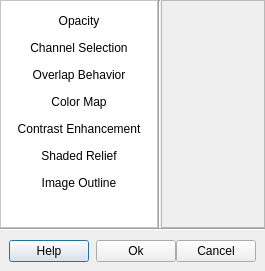
Before: the Qt Designer form src/terralib/qt/widgets/se/ui/RasterSymbolizerDialogForm.ui in claudiobogossian/terralib5, drawn with Qt 5.
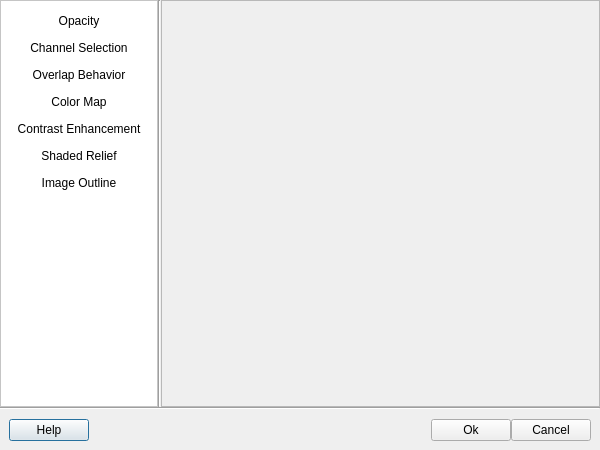
After: the same form once the commit is applied.

Commit message: raster symbolizer dialogs

```diff
--- a/src/terralib/qt/widgets/se/ui/RasterSymbolizerDialogForm.ui
+++ b/src/terralib/qt/widgets/se/ui/RasterSymbolizerDialogForm.ui
@@ -6,16 +6,43 @@
    <rect>
     <x>0</x>
     <y>0</y>
-    <width>265</width>
-    <height>271</height>
+    <width>600</width>
+    <height>450</height>
    </rect>
   </property>
+  <property name="sizePolicy">
+   <sizepolicy hsizetype="Fixed" vsizetype="Fixed">
+    <horstretch>0</horstretch>
+    <verstretch>0</verstretch>
+   </sizepolicy>
+  </property>
+  <property name="minimumSize">
+   <size>
+    <width>600</width>
+    <height>450</height>
+   </size>
+  </property>
+  <property name="maximumSize">
+   <size>
+    <width>600</width>
+    <height>450</height>
+   </size>
+  </property>
+  <property name="baseSize">
+   <size>
+    <width>600</width>
+    <height>500</height>
+   </size>
+  </property>
   <property name="windowTitle">
    <string>Raster Symbolizer</string>
   </property>
+  <property name="sizeGripEnabled">
+   <bool>false</bool>
+  </property>
   <layout class="QGridLayout" name="gridLayout_5">
    <property name="sizeConstraint">
-    <enum>QLayout::SetMinimumSize</enum>
+    <enum>QLayout::SetDefaultConstraint</enum>
    </property>
    <property name="margin">
     <number>0</number>
@@ -265,12 +292,16 @@
           <enum>QFrame::Raised</enum>
          </property>
          <layout class="QGridLayout" name="gridLayout_7">
+          <property name="margin">
+           <number>0</number>
+          </property>
           <item row="0" column="0">
            <widget class="QStackedWidget" name="m_stackedWidget">
             <property name="currentIndex">
-             <number>0</number>
+             <number>1</number>
             </property>
             <widget class="QWidget" name="page"/>
+            <widget class="QWidget" name="page_8"/>
             <widget class="QWidget" name="page_3"/>
             <widget class="QWidget" name="page_7"/>
             <widget class="QWidget" name="page_2"/>
```
Left out of the diff: 35 changed lines with no effect on the pictures. The commit also changes 24 other files.
